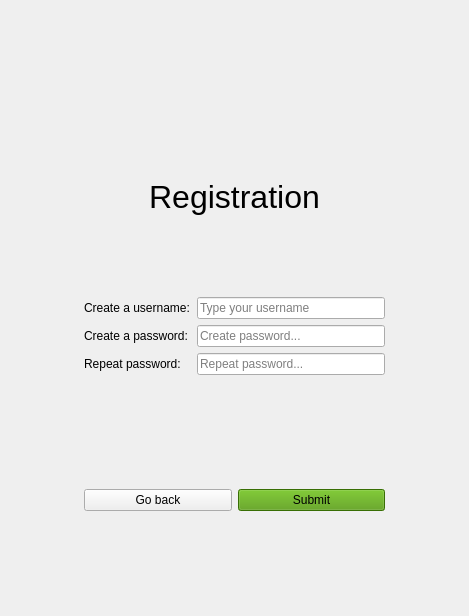
Before: the Qt Designer form src/Client/View/SignupPage/SignupPage.ui in iodream/Spend-Note, drawn with Qt 5.
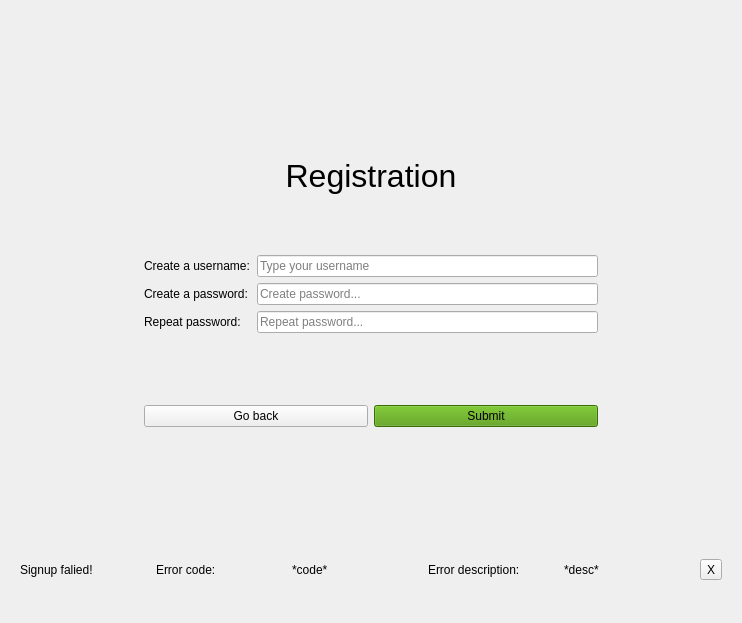
After: the same form once the commit is applied.

Commit message: added banner for login, main and signup pages

The edit to the form file:
```diff
--- a/src/Client/View/SignupPage/SignupPage.ui
+++ b/src/Client/View/SignupPage/SignupPage.ui
@@ -6,14 +6,40 @@
    <rect>
     <x>0</x>
     <y>0</y>
-    <width>469</width>
-    <height>616</height>
+    <width>742</width>
+    <height>623</height>
    </rect>
   </property>
   <property name="windowTitle">
    <string>Form</string>
   </property>
-  <layout class="QGridLayout" name="gridLayout" rowstretch="1,5,1" columnstretch="1,5,1">
+  <layout class="QGridLayout" name="gridLayout" rowstretch="1,4,1,1" columnstretch="1,4,1">
+   <item row="1" column="0">
+    <spacer name="horizontalSpacer">
+     <property name="orientation">
+      <enum>Qt::Horizontal</enum>
+     </property>
+     <property name="sizeHint" stdset="0">
+      <size>
+       <width>60</width>
+       <height>20</height>
+      </size>
+     </property>
+    </spacer>
+   </item>
+   <item row="1" column="2">
+    <spacer name="horizontalSpacer_2">
+     <property name="orientation">
+      <enum>Qt::Horizontal</enum>
+     </property>
+     <property name="sizeHint" stdset="0">
+      <size>
+       <width>60</width>
+       <height>20</height>
+      </size>
+     </property>
+    </spacer>
+   </item>
    <item row="0" column="1">
     <spacer name="verticalSpacer">
      <property name="orientation">
@@ -27,18 +53,83 @@
      </property>
     </spacer>
    </item>
-   <item row="1" column="0">
-    <spacer name="horizontalSpacer">
-     <property name="orientation">
-      <enum>Qt::Horizontal</enum>
-     </property>
-     <property name="sizeHint" stdset="0">
-      <size>
-       <width>60</width>
-       <height>20</height>
-      </size>
-     </property>
-    </spacer>
+   <item row="3" column="0" colspan="3">
+    <widget class="QWidget" name="ErrorWidget" native="true">
+     <layout class="QVBoxLayout" name="verticalLayout">
+      <item>
+       <spacer name="verticalSpacer_3">
+        <property name="orientation">
+         <enum>Qt::Vertical</enum>
+        </property>
+        <property name="sizeHint" stdset="0">
+         <size>
+          <width>20</width>
+          <height>15</height>
+         </size>
+        </property>
+       </spacer>
+      </item>
+      <item>
+       <layout class="QHBoxLayout" name="horizontalLayout_2">
+        <item>
+         <widget class="QLabel" name="label">
+          <property name="text">
+           <string>Signup falied!</string>
+          </property>
+         </widget>
+        </item>
+        <item>
+         <widget class="QLabel" name="label_2">
+          <property name="text">
+           <string>Error code:</string>
+          </property>
+         </widget>
+        </item>
+        <item>
+         <widget class="QLabel" name="ErrorCodeLabel">
+          <property name="text">
+           <string>*code*</string>
+          </property>
+         </widget>
+        </item>
+        <item>
+         <widget class="QLabel" name="label_4">
+          <property name="text">
+           <string>Error description:</string>
+          </property>
+         </widget>
+        </item>
+        <item>
+         <widget class="QLabel" name="ErrorDescriptionLabel">
+          <property name="text">
+           <string>*desc*</string>
+          </property>
+         </widget>
+        </item>
+        <item>
+         <widget class="QToolButton" name="CloseErrorBannerToolButton">
+          <property name="text">
+           <string>X</string>
+          </property>
+         </widget>
+        </item>
+       </layout>
+      </item>
+      <item>
+       <spacer name="verticalSpacer_4">
+        <property name="orientation">
+         <enum>Qt::Vertical</enum>
+        </property>
+        <property name="sizeHint" stdset="0">
+         <size>
+          <width>20</width>
+          <height>14</height>
+         </size>
+        </property>
+       </spacer>
+      </item>
+     </layout>
+    </widget>
    </item>
    <item row="1" column="1">
     <widget class="QWidget" name="signupWidget" native="true">
@@ -144,19 +235,6 @@
      </layout>
     </widget>
    </item>
-   <item row="1" column="2">
-    <spacer name="horizontalSpacer_2">
-     <property name="orientation">
-      <enum>Qt::Horizontal</enum>
-     </property>
-     <property name="sizeHint" stdset="0">
-      <size>
-       <width>60</width>
-       <height>20</height>
-      </size>
-     </property>
-    </spacer>
-   </item>
    <item row="2" column="1">
     <spacer name="verticalSpacer_2">
      <property name="orientation">
```
The commit also changes 11 other files.
